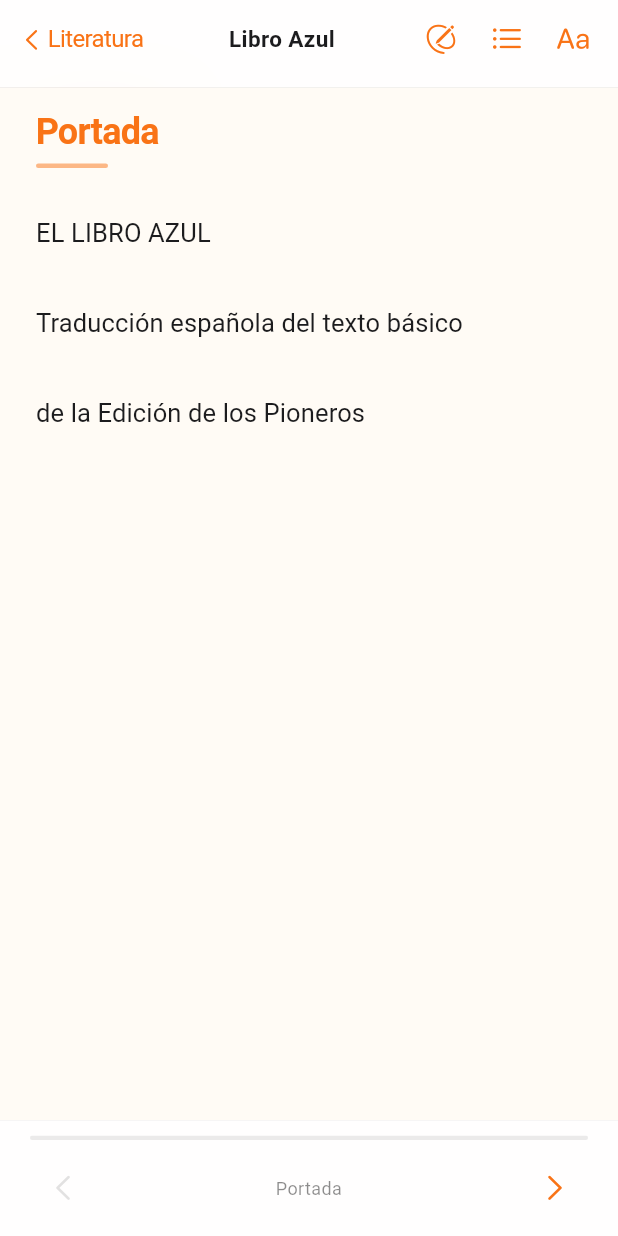
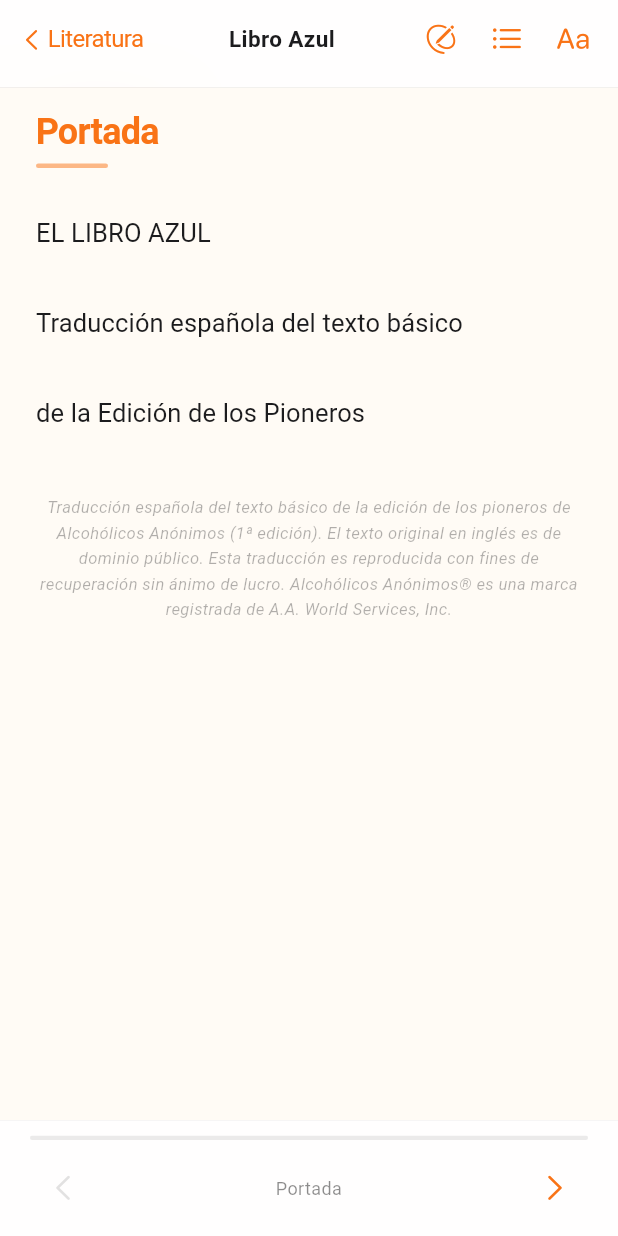
Before and after one commit to Emilop10/aa-app, a Flutter app: the LibroAzulScreen screen opened directly, on a phone screen of 412 x 824 dp. Run offline on Flutter 3.47's test engine with Material 3 defaults, Android fonts, the phone set to English and light mode, and no system bars; our stand-ins replace flutter_local_notifications, flutter_native_timezone, percent_indicator, share_plus, shared_preferences, table_calendar and 1 more; accounts and stored records are empty.

Commit message:
Add copyright disclaimer footer to Libro Azul reader
Credits the Spanish translation of the 1st edition pioneers text
and notes AA trademark, consistent with other literature disclaimers.

https://claude.ai/code/session_019beJmq9ZyPnWPycjoV5sz9

```diff
--- a/app/lib/libro_azul_screen.dart
+++ b/app/lib/libro_azul_screen.dart
@@ -383,6 +383,18 @@ class _LibroAzulScreenState extends State<LibroAzulScreen>
                   );
                 },
               ),
+              const SizedBox(height: 40),
+              Text(
+                'Traducción española del texto básico de la edición de los pioneros de Alcohólicos Anónimos (1ª edición). El texto original en inglés es de dominio público. Esta traducción es reproducida con fines de recuperación sin ánimo de lucro. Alcohólicos Anónimos® es una marca registrada de A.A. World Services, Inc.',
+                textAlign: TextAlign.center,
+                style: TextStyle(
+                  fontSize: 11,
+                  color: textColor.withOpacity(0.35),
+                  height: 1.5,
+                  fontStyle: FontStyle.italic,
+                ),
+              ),
+              const SizedBox(height: 16),
             ],
           ),
         ),
```
